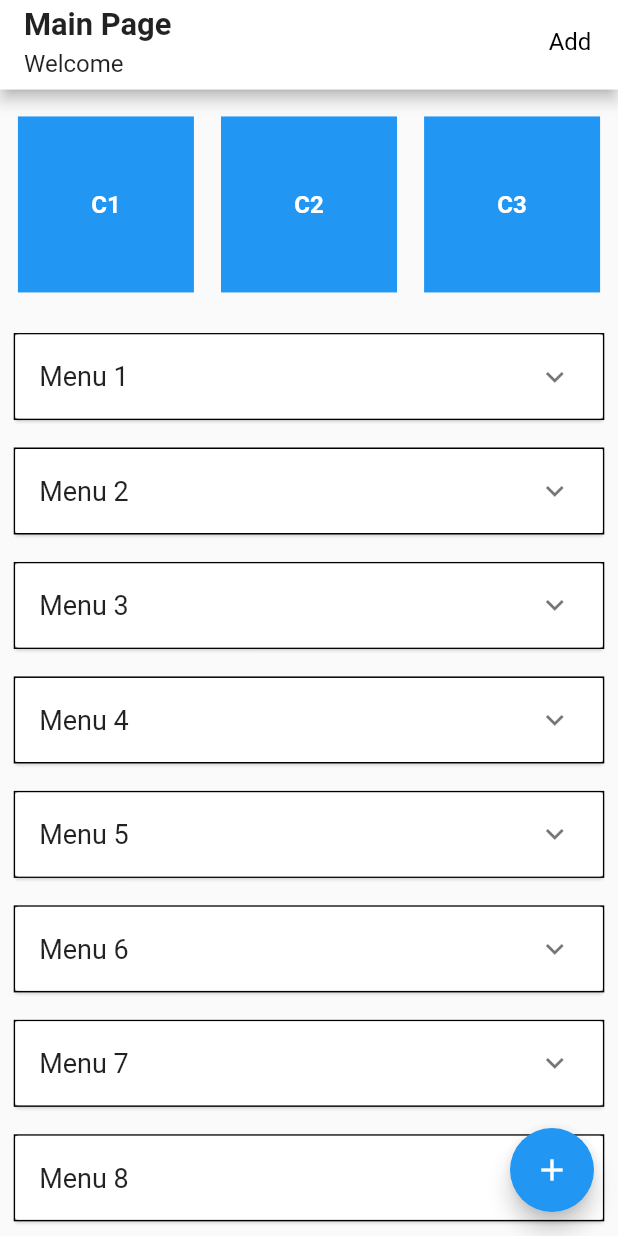
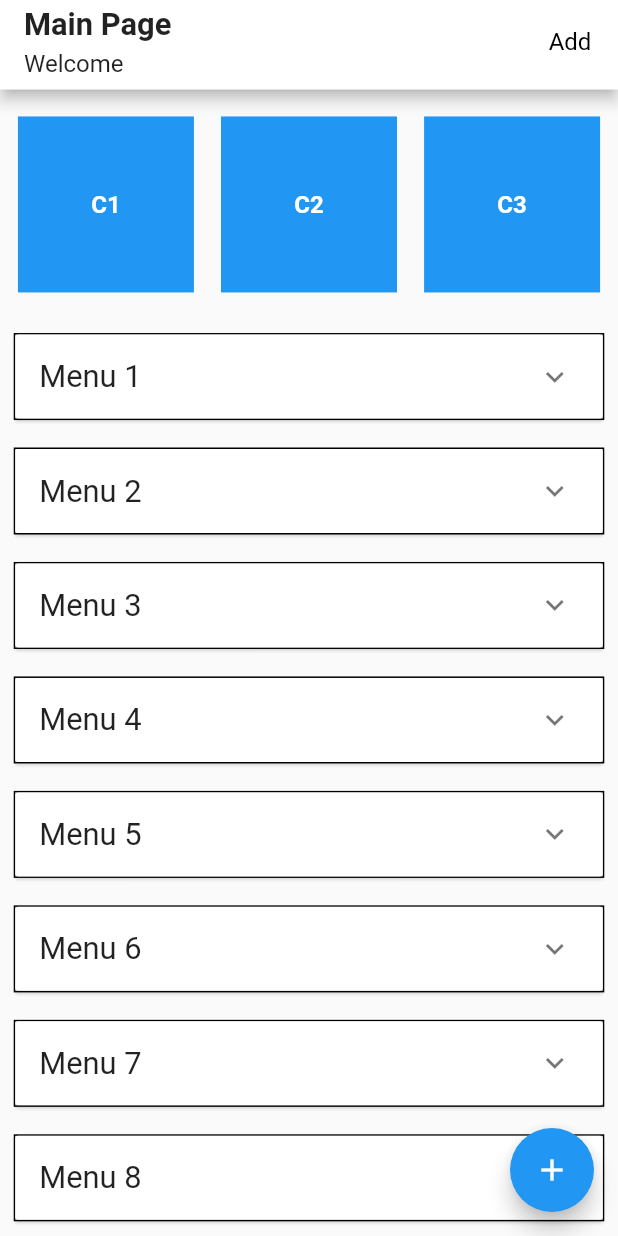
Before and after one commit to nicolafeby/treasury, a Flutter app: the screen it shows after launch, on a phone screen of 412 x 824 dp. Run offline on Flutter 3.47's test engine with Material 2 defaults, Android fonts, the phone set to English and light mode, and no system bars; our stand-ins replace flutter_screenutil.

Commit message:
refactore: change TextStyle to Theme

```diff
--- a/lib/widget/item_list_widget.dart
+++ b/lib/widget/item_list_widget.dart
@@ -43,7 +43,10 @@ class _CustomItemListState extends State<CustomItemList> {
                   return ListTile(
                     title: Text(
                       item,
-                      style: TextStyle(fontSize: 18.0),
+                      style: Theme.of(context).textTheme.titleLarge?.copyWith(
+                            fontSize: 18.sp,
+                            fontWeight: FontWeight.w400,
+                          ),
                     ),
                   );
                 },
```
